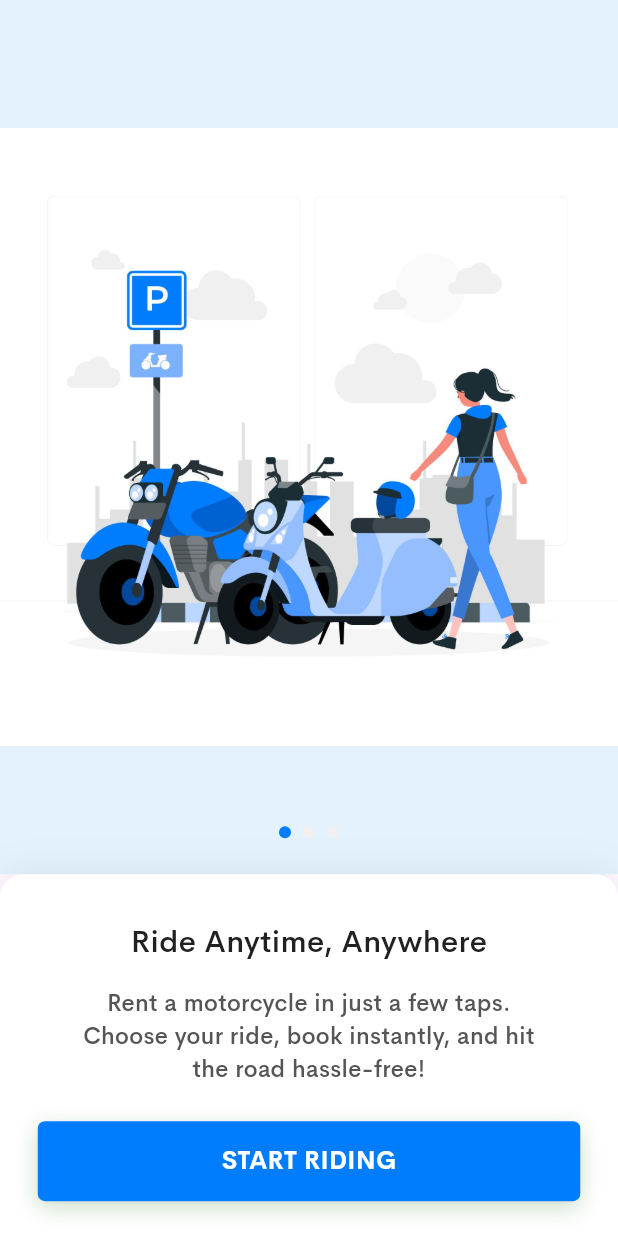
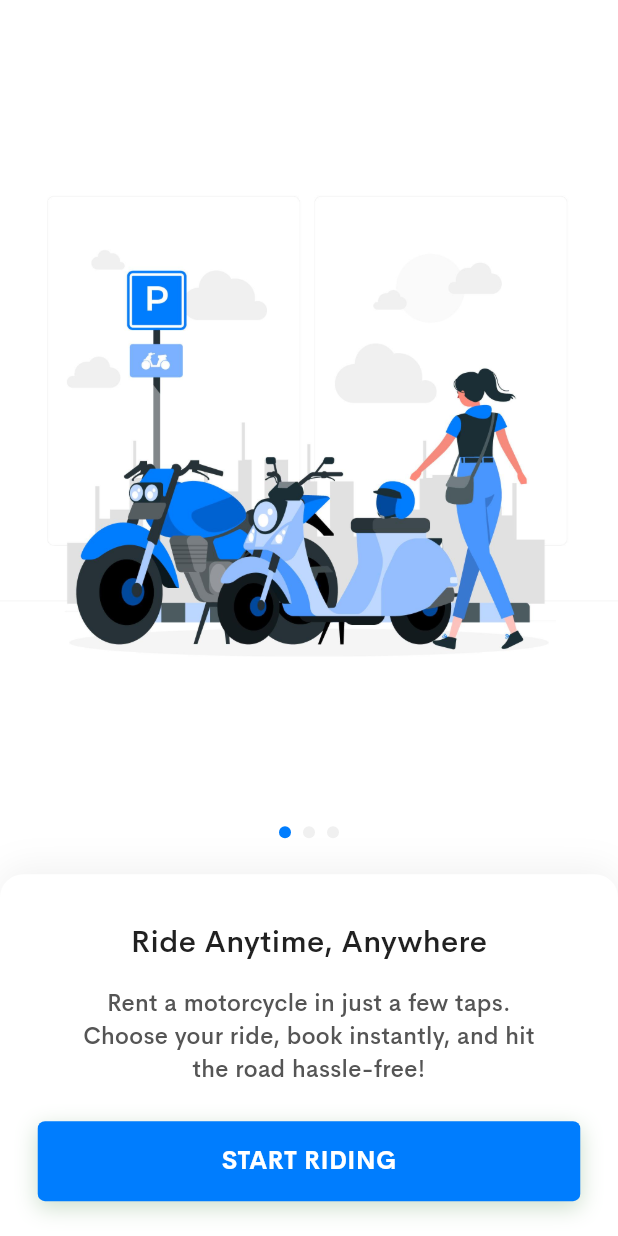
Before and after one commit to avadhworkzone/rental_motor_cycle, a Flutter app: the screen it shows after launch, on a phone screen of 412 x 824 dp. Run offline on Flutter 3.47's test engine with Material 3 defaults, Android fonts, the phone set to English and light mode, and no system bars; our stand-ins replace cached_network_image, flutter_bloc, flutter_screenutil, flutter_svg, get, get_storage and 7 more; accounts and stored records are empty; statements that could not run were skipped.

Commit message:
Theme issue and login issue and calender screen issue fix

```diff
--- a/lib/blocs/auth/signup/signup_block.dart
+++ b/lib/blocs/auth/signup/signup_block.dart
@@ -60,6 +60,12 @@ class SignupBloc extends Bloc<SignupEvent, SignupState> {
       final loginUserList =
           rawLoginUserList.map((e) => LoginUserModel.fromMap(e)).toList();
       loginUsersList = loginUserList;
+      // ✅ Log all registered users
+      for (var user in loginUsersList) {
+        debugPrint(
+          '🟩 Registered User: username=${user.username}, password=${user.password}',
+        );
+      }
       // Emit loaded state
       emit(FetchLoginUsersLoaded(loginUserList: loginUserList));
     } catch (e) {
--- a/lib/view/auth/login_screen.dart
+++ b/lib/view/auth/login_screen.dart
@@ -184,7 +184,9 @@ class _LoginScreenState extends State<LoginScreen> {
     return BlocProvider(
       create: (_) => LoginBloc(context: context),
       child: Scaffold(
+        backgroundColor: isDarkTheme ? Colors.black : Colors.white,
         appBar: commonAppBar(
+          backgroundColor: isDarkTheme ? Colors.black : Colors.white,
           titleText: StringUtils.login,
           context: context,
           isLeading: false,
--- a/lib/view/auth/signup_screen.dart
+++ b/lib/view/auth/signup_screen.dart
@@ -171,7 +171,11 @@ class SignupScreen extends StatelessWidget {
         },
         builder: (context, state) {
           return Scaffold(
+            backgroundColor: isDarkTheme ? Colors.black : Colors.white,
+
             appBar: commonAppBar(
+              backgroundColor: isDarkTheme ? Colors.black : Colors.white,
+
               titleText: StringUtils.signup,
               context: context,
               isLeading: false,
--- a/lib/view/book_bike/book_bike_screen.dart
+++ b/lib/view/book_bike/book_bike_screen.dart
@@ -224,6 +224,8 @@ class _BookBikeScreenState extends State<BookBikeScreen> {
     bool isDarkTheme = Theme.of(context).brightness == Brightness.dark;
 
     return Scaffold(
+      backgroundColor: isDarkTheme ? Colors.black : Colors.white,
+
       appBar: commonAppBar(
         titleText: StringUtils.bookBike,
         context: context,
--- a/lib/view/book_bike/booking_details_screen.dart
+++ b/lib/view/book_bike/booking_details_screen.dart
@@ -302,7 +302,11 @@ class BookingDetailsScreen extends StatelessWidget {
             (booking.subtotal - booking.discount) * (booking.tax / 100);
 
         return Scaffold(
+          backgroundColor: isDarkTheme ? Colors.black : Colors.white,
+
           appBar: commonAppBar(
+            backgroundColor: isDarkTheme ? Colors.black : Colors.white,
+
             titleText: StringUtils.bookingDetails,
             context: context,
             isLeading: true,
--- a/lib/view/bottom_navigation_bar_screen.dart
+++ b/lib/view/bottom_navigation_bar_screen.dart
@@ -35,6 +35,7 @@ class _BottomNavigationBarScreenState extends State<BottomNavigationBarScreen> {
   Widget build(BuildContext context) {
     bool isDarkTheme = Theme.of(context).brightness == Brightness.dark;
     return Scaffold(
+      backgroundColor: isDarkTheme ? Colors.black : Colors.white,
       extendBody: true,
       body: screens[currentIndex],
       bottomNavigationBar: SafeArea(
--- a/lib/view/calender/calendar_screen.dart
+++ b/lib/view/calender/calendar_screen.dart
@@ -679,6 +679,8 @@ class _CalendarScreenState extends State<CalendarScreen> {
         }
       },
       child: Scaffold(
+        backgroundColor: isDarkTheme ? Colors.black : Colors.white,
+
         appBar: AppBar(
           automaticallyImplyLeading: false,
           toolbarHeight: 100.h,
@@ -844,8 +846,6 @@ class _CalendarScreenState extends State<CalendarScreen> {
               final bikes = state.bikes;
               final bookings = state.bookings;
               logs("---bikes---${state.bikes}");
-              logs("---bikes--ID 1---${state.bikes.first.id}");
-              logs("---bikes--ID 2---${state.bikes[1].id}");
               logs("---bookings---${state.bookings}");
               if (bikes.isEmpty) {
                 return SizedBox(
--- a/lib/view/my_bike/bike_details_screen.dart
+++ b/lib/view/my_bike/bike_details_screen.dart
@@ -22,6 +22,8 @@ class BikeDetailsScreen extends StatelessWidget {
         context: context,
         isLeading: true,
         isCenterTitle: true,
+        backgroundColor: isDarkTheme ? Colors.black : Colors.white,
+
         fontSize: 20.sp,
         fontWeight: FontWeight.w600,
       ),
--- a/lib/view/my_bike/my_bike_screen.dart
+++ b/lib/view/my_bike/my_bike_screen.dart
@@ -184,7 +184,11 @@ class MyBikesScreen extends StatelessWidget {
 
   @override
   Widget build(BuildContext context) {
+    bool isDarkTheme = Theme.of(context).brightness == Brightness.dark;
+
     return Scaffold(
+      backgroundColor: isDarkTheme ? Colors.black : Colors.white,
+
       appBar: commonAppBar(
         titleText: StringUtils.myBikes,
         context: context,
--- a/lib/view/onboarding/on_boarding_screen.dart
+++ b/lib/view/onboarding/on_boarding_screen.dart
@@ -25,8 +25,10 @@ class _OnBoardingScreenState extends State<OnBoardingScreen> {
   List<Widget> _images = [];
 
   @override
-  void initState() {
-    bool isDarkTheme = Theme.of(context).brightness == Brightness.dark;
+  void didChangeDependencies() {
+    super.didChangeDependencies();
+
+    final isDarkTheme = Theme.of(context).brightness == Brightness.dark;
 
     _images = [
       LocalAssets(
@@ -42,7 +44,6 @@ class _OnBoardingScreenState extends State<OnBoardingScreen> {
             isDarkTheme ? AssetUtils.splashLogoDark : AssetUtils.splashLogo,
       ),
     ];
-    super.initState();
   }
 
   void _onPageChanged(int index) {
@@ -54,14 +55,18 @@ class _OnBoardingScreenState extends State<OnBoardingScreen> {
   @override
   Widget build(BuildContext context) {
     final ThemeData theme = Theme.of(context);
+    final isDarkTheme = Theme.of(context).brightness == Brightness.dark;
+
     return SafeArea(
       top: false,
       child: Scaffold(
+        backgroundColor: isDarkTheme ? Colors.black : Colors.white,
         body: Column(
           children: [
             Expanded(
               child: Container(
-                color: theme.secondaryHeaderColor,
+                // color: theme.secondaryHeaderColor,
+                color: isDarkTheme ? Colors.black : Colors.white,
                 child: Stack(
                   children: [
                     PageView(
--- a/lib/view/reservation/reservation_screen.dart
+++ b/lib/view/reservation/reservation_screen.dart
@@ -98,8 +98,11 @@ class _ReservationScreenState extends State<ReservationScreen>
       StringUtils.history,
     ];
     final currentTab = tabLabels[_tabController.index];
+    bool isDarkTheme = Theme.of(context).brightness == Brightness.dark;
 
     return Scaffold(
+      backgroundColor: isDarkTheme ? Colors.black : Colors.white,
+
       appBar: AppBar(
         backgroundColor: ColorUtils.primary,
         title: CustomText(
--- a/lib/view/setting/settings_screen.dart
+++ b/lib/view/setting/settings_screen.dart
@@ -100,8 +100,11 @@ class _SettingsScreenState extends State<SettingsScreen> {
   @override
   Widget build(BuildContext context) {
     bool isDarkMode = storage.read('isDarkMode') ?? false;
+    bool isDarkTheme = Theme.of(context).brightness == Brightness.dark;
 
     return Scaffold(
+      backgroundColor: isDarkTheme ? Colors.black : Colors.white,
+
       appBar: commonAppBar(
         titleText: StringUtils.settings,
         context: context,
--- a/lib/view/setting/user_screen.dart
+++ b/lib/view/setting/user_screen.dart
@@ -566,7 +566,11 @@ class _EmployeesState extends State<EmployeesScreen> {
 
   @override
   Widget build(BuildContext context) {
+    bool isDarkTheme = Theme.of(context).brightness == Brightness.dark;
+
     return Scaffold(
+      backgroundColor: isDarkTheme ? Colors.black : Colors.white,
+
       appBar: commonAppBar(
         titleText: StringUtils.users,
         context: context,
```
Also changed, not shown: lib/blocs/auth/login/login_block.dart (+49 -3 lines), lib/view/splash/splash_screen.dart (+4 -3 lines).
